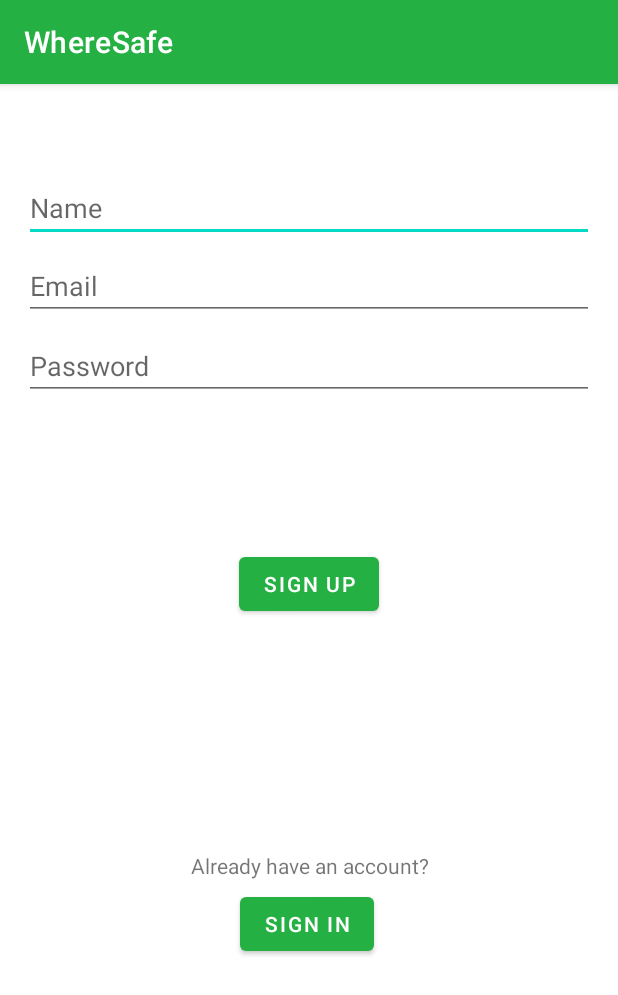
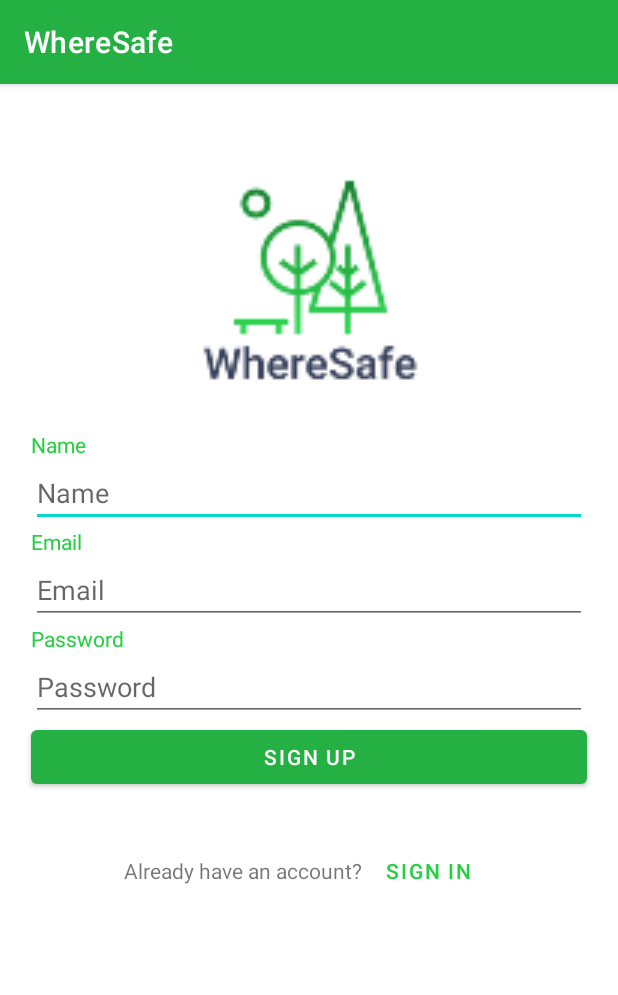
Before and after one commit to Suraj-09/WhereSafe, an Android app: the SignUpActivity screen opened directly, with no data from a screen before it, on a phone screen of 412 x 824 dp. Shown: the top 995 px of the screen. Run offline under Robolectric (Android 15) with nearby library versions, the phone set to English and light mode, and no system bars; our stand-ins replace Firebase (no records; nobody signed in at launch, a user with empty details on screens opened directly).

Commit message:
updated sign up layout

```diff
--- a/app/src/main/java/com/project/wheresafe/controllers/SignUpActivity.java
+++ b/app/src/main/java/com/project/wheresafe/controllers/SignUpActivity.java
@@ -9,7 +9,6 @@ import android.util.Log;
 import android.view.View;
 import android.widget.Button;
 import android.widget.EditText;
-import android.widget.Toast;
 
 import com.google.android.gms.tasks.OnCompleteListener;
 import com.google.android.gms.tasks.Task;
@@ -35,12 +34,12 @@ public class SignUpActivity extends AppCompatActivity {
 
         mAuth = FirebaseAuth.getInstance();
 
-        email = findViewById(R.id.email_sign_up);
-        password = findViewById(R.id.password_sign_up);
-        name = findViewById(R.id.name_sign_up);
+        email = findViewById(R.id.edtEmailSignUp);
+        password = findViewById(R.id.edtPasswordSignUp);
+        name = findViewById(R.id.edtNameSignUp);
 
-        btnSignUp = findViewById(R.id.sign_up_button);
-        btnGoToSignIn = findViewById(R.id.go_to_sign_in);
+        btnSignUp = findViewById(R.id.btnSignUp);
+        btnGoToSignIn = findViewById(R.id.btnGoSignIn);
         btnSignUp.setOnClickListener(new View.OnClickListener() {
             @Override
             public void onClick(View v) {
--- a/app/src/main/res/layout/activity_sign_in.xml
+++ b/app/src/main/res/layout/activity_sign_in.xml
@@ -5,10 +5,6 @@
     android:id="@+id/container"
     android:layout_width="match_parent"
     android:layout_height="match_parent"
-    android:paddingLeft="@dimen/activity_horizontal_margin"
-    android:paddingTop="@dimen/activity_vertical_margin"
-    android:paddingRight="@dimen/activity_horizontal_margin"
-    android:paddingBottom="@dimen/activity_vertical_margin"
     tools:context=".controllers.SignInActivity">
 
     <androidx.constraintlayout.widget.Guideline
@@ -31,7 +27,6 @@
         android:layout_height="wrap_content"
         android:orientation="horizontal"
         app:layout_constraintGuide_percent="0.05" />
-
 
     <ImageView
         android:id="@+id/imgLogo"
@@ -76,7 +71,6 @@
         app:layout_constraintRight_toRightOf="@id/guideline_vert_right"
         app:layout_constraintTop_toBottomOf="@id/txtEmail" />
 
-
     <TextView
         android:id="@+id/txtPassword"
         android:layout_width="wrap_content"
@@ -101,19 +95,18 @@
         app:layout_constraintRight_toRightOf="@id/guideline_vert_right"
         app:layout_constraintTop_toBottomOf="@id/txtPassword" />
 
-
     <Button
         android:id="@+id/btnSignIn"
         android:layout_width="0dp"
         android:layout_height="wrap_content"
         android:text="Sign In"
-        app:layout_constraintBottom_toTopOf="@+id/guideline_60"
+        app:layout_constraintBottom_toTopOf="@+id/guideline_75"
         app:layout_constraintLeft_toLeftOf="@id/guideline_vert_left"
         app:layout_constraintRight_toRightOf="@id/guideline_vert_right"
         app:layout_constraintTop_toBottomOf="@id/txtPassword" />
 
     <androidx.constraintlayout.widget.Guideline
-        android:id="@+id/guideline_60"
+        android:id="@+id/guideline_75"
         android:layout_width="wrap_content"
         android:layout_height="wrap_content"
         android:orientation="horizontal"
@@ -125,7 +118,6 @@
         android:layout_height="wrap_content"
         android:orientation="horizontal"
         app:layout_constraintGuide_percent="0.9" />
-
 
     <Button
         android:id="@+id/btnForgotPassword"
@@ -149,19 +141,4 @@
         app:layout_constraintRight_toRightOf="@id/guideline_vert_right"
         app:layout_constraintTop_toBottomOf="@id/guideline_90" />
 
-
-    <ProgressBar
-        android:id="@+id/loading"
-        android:layout_width="wrap_content"
-        android:layout_height="wrap_content"
-        android:layout_gravity="center"
-        android:layout_marginStart="16dp"
-        android:layout_marginTop="16dp"
-        android:visibility="gone"
-        app:layout_constraintStart_toStartOf="parent"
-        app:layout_constraintTop_toTopOf="parent" />
-
-
-
-
 </androidx.constraintlayout.widget.ConstraintLayout>
--- a/app/src/main/res/layout/activity_sign_up.xml
+++ b/app/src/main/res/layout/activity_sign_up.xml
@@ -6,114 +6,162 @@
     android:id="@+id/container"
     android:layout_width="match_parent"
     android:layout_height="match_parent"
-    android:paddingLeft="@dimen/activity_horizontal_margin"
-    android:paddingTop="@dimen/activity_vertical_margin"
-    android:paddingRight="@dimen/activity_horizontal_margin"
-    android:paddingBottom="@dimen/activity_vertical_margin"
     tools:context=".controllers.SignUpActivity">
 
+    <androidx.constraintlayout.widget.Guideline
+        android:id="@+id/guideline_vert_left"
+        android:layout_width="wrap_content"
+        android:layout_height="wrap_content"
+        android:orientation="vertical"
+        app:layout_constraintGuide_percent="0.05" />
+
+    <androidx.constraintlayout.widget.Guideline
+        android:id="@+id/guideline_vert_right"
+        android:layout_width="wrap_content"
+        android:layout_height="wrap_content"
+        android:orientation="vertical"
+        app:layout_constraintGuide_percent="0.95" />
+
+    <androidx.constraintlayout.widget.Guideline
+        android:id="@+id/guideline_05"
+        android:layout_width="wrap_content"
+        android:layout_height="wrap_content"
+        android:orientation="horizontal"
+        app:layout_constraintGuide_percent="0.05" />
+
+    <ImageView
+        android:id="@+id/imgLogo"
+        android:layout_width="0dp"
+        android:layout_height="0dp"
+        android:scaleType="center"
+        android:scaleX="3"
+        android:scaleY="3"
+        app:layout_constraintBottom_toTopOf="@+id/guideline_30"
+        app:layout_constraintLeft_toLeftOf="parent"
+        app:layout_constraintRight_toRightOf="parent"
+        app:layout_constraintTop_toBottomOf="@id/guideline_05"
+        app:srcCompat="@mipmap/ic_launcher_foreground" />
+
+    <androidx.constraintlayout.widget.Guideline
+        android:id="@+id/guideline_30"
+        android:layout_width="wrap_content"
+        android:layout_height="wrap_content"
+        android:orientation="horizontal"
+        app:layout_constraintGuide_percent="0.3" />
+
+    <TextView
+        android:id="@+id/txtName"
+        android:layout_width="wrap_content"
+        android:layout_height="wrap_content"
+        android:text="Name"
+        android:textColor="#25CF41"
+        app:layout_constraintBottom_toTopOf="@+id/edtNameSignUp"
+        app:layout_constraintLeft_toLeftOf="@id/guideline_vert_left"
+        app:layout_constraintTop_toBottomOf="@id/guideline_30" />
 
     <EditText
-        android:id="@+id/name_sign_up"
+        android:id="@+id/edtNameSignUp"
         android:layout_width="0dp"
         android:layout_height="wrap_content"
-        android:layout_marginTop="44dp"
         android:hint="Name"
         android:inputType="textPersonName"
         android:selectAllOnFocus="true"
-        app:layout_constraintEnd_toEndOf="parent"
-        app:layout_constraintHorizontal_bias="0.812"
-        app:layout_constraintStart_toStartOf="parent"
-        app:layout_constraintTop_toTopOf="parent" />
+        app:layout_constraintBottom_toTopOf="@+id/txtEmail"
+        app:layout_constraintLeft_toLeftOf="@id/guideline_vert_left"
+        app:layout_constraintRight_toRightOf="@id/guideline_vert_right"
+        app:layout_constraintTop_toBottomOf="@id/txtName"  />
+
+    <TextView
+        android:id="@+id/txtEmail"
+        android:layout_width="wrap_content"
+        android:layout_height="wrap_content"
+        android:text="Email"
+        android:textColor="#25CF41"
+        app:layout_constraintBottom_toTopOf="@+id/edtEmailSignUp"
+        app:layout_constraintLeft_toLeftOf="@id/guideline_vert_left"
+        app:layout_constraintTop_toBottomOf="@id/guideline_30" />
 
     <EditText
-        android:id="@+id/email_sign_up"
+        android:id="@+id/edtEmailSignUp"
         android:layout_width="0dp"
         android:layout_height="wrap_content"
-        android:layout_marginTop="96dp"
         android:autofillHints="@string/prompt_email"
         android:hint="@string/prompt_email"
         android:inputType="textEmailAddress"
         android:selectAllOnFocus="true"
-        app:layout_constraintEnd_toEndOf="parent"
-        app:layout_constraintStart_toStartOf="parent"
-        app:layout_constraintTop_toTopOf="parent" />
+        app:layout_constraintBottom_toTopOf="@+id/txtPassword"
+        app:layout_constraintLeft_toLeftOf="@id/guideline_vert_left"
+        app:layout_constraintRight_toRightOf="@id/guideline_vert_right"
+        app:layout_constraintTop_toBottomOf="@id/txtEmail" />
+
+    <TextView
+        android:id="@+id/txtPassword"
+        android:layout_width="wrap_content"
+        android:layout_height="wrap_content"
+        android:text="Password"
+        android:textColor="#25CF41"
+        app:layout_constraintBottom_toTopOf="@+id/edtPasswordSignUp"
+        app:layout_constraintLeft_toLeftOf="@id/guideline_vert_left"
+        app:layout_constraintTop_toBottomOf="@id/edtEmailSignUp" />
 
     <EditText
-        android:id="@+id/password_sign_up"
+        android:id="@+id/edtPasswordSignUp"
         android:layout_width="0dp"
         android:layout_height="wrap_content"
-        android:layout_marginTop="8dp"
         android:autofillHints="@string/prompt_password"
         android:hint="@string/prompt_password"
         android:imeActionLabel="@string/action_sign_in_short"
         android:imeOptions="actionDone"
         android:inputType="textPassword"
         android:selectAllOnFocus="true"
-        app:layout_constraintEnd_toEndOf="parent"
-        app:layout_constraintStart_toStartOf="parent"
-        app:layout_constraintTop_toBottomOf="@+id/email_sign_up" />
+        app:layout_constraintBottom_toTopOf="@+id/btnSignUp"
+        app:layout_constraintLeft_toLeftOf="@id/guideline_vert_left"
+        app:layout_constraintRight_toRightOf="@id/guideline_vert_right"
+        app:layout_constraintTop_toBottomOf="@id/txtPassword"  />
 
     <Button
-        android:id="@+id/sign_up_button"
+        android:id="@+id/btnSignUp"
+        android:layout_width="0dp"
+        android:layout_height="wrap_content"
+        android:text="Sign Up"
+        app:layout_constraintBottom_toTopOf="@+id/linearLayout"
+        app:layout_constraintLeft_toLeftOf="@id/guideline_vert_left"
+        app:layout_constraintRight_toRightOf="@id/guideline_vert_right"
+        app:layout_constraintTop_toBottomOf="@id/txtPassword"/>
+
+    <LinearLayout
+        android:id="@+id/linearLayout"
         android:layout_width="wrap_content"
         android:layout_height="wrap_content"
-        android:layout_gravity="start"
-        android:layout_marginTop="16dp"
-        android:layout_marginBottom="64dp"
-        android:text="Sign Up"
-        app:layout_constraintBottom_toBottomOf="parent"
-        app:layout_constraintEnd_toEndOf="parent"
-        app:layout_constraintStart_toStartOf="parent"
-        app:layout_constraintTop_toBottomOf="@+id/password_sign_up"
-        app:layout_constraintVertical_bias="0.2" />
+        android:orientation="horizontal"
+        app:layout_constraintBottom_toTopOf="@+id/guideline_75"
+        app:layout_constraintLeft_toLeftOf="@id/guideline_vert_left"
+        app:layout_constraintRight_toRightOf="@id/guideline_vert_right"
+        app:layout_constraintTop_toBottomOf="@id/btnSignUp" >
 
-    <ProgressBar
-        android:id="@+id/loading_s"
+        <TextView
+            android:id="@+id/txtNoAccount"
+            android:layout_width="wrap_content"
+            android:layout_height="wrap_content"
+            android:text="Already have an account?"
+            android:textAlignment="center" />
+
+        <Button
+            android:id="@+id/btnGoSignIn"
+            android:layout_width="wrap_content"
+            android:layout_height="wrap_content"
+            android:background="#0000"
+            android:textColor="#25CF41"
+            android:textSize="14sp"
+            android:text="Sign In" />
+
+    </LinearLayout>
+
+    <androidx.constraintlayout.widget.Guideline
+        android:id="@+id/guideline_75"
         android:layout_width="wrap_content"
         android:layout_height="wrap_content"
-        android:layout_gravity="center"
-        android:layout_marginTop="64dp"
-        android:layout_marginBottom="64dp"
-        android:visibility="gone"
-        app:layout_constraintBottom_toBottomOf="parent"
-        app:layout_constraintEnd_toEndOf="@+id/password_sign_up"
-        app:layout_constraintStart_toStartOf="@+id/password_sign_up"
-        app:layout_constraintTop_toTopOf="parent"
-        app:layout_constraintVertical_bias="0.3" />
-
-    <Button
-        android:id="@+id/go_to_sign_in"
-        android:layout_width="wrap_content"
-        android:layout_height="wrap_content"
-        android:layout_gravity="start"
-        android:layout_marginBottom="168dp"
-        android:text="Sign In"
-        app:layout_constraintBottom_toBottomOf="parent"
-        app:layout_constraintEnd_toEndOf="parent"
-        app:layout_constraintHorizontal_bias="0.495"
-        app:layout_constraintStart_toStartOf="parent" />
-
-    <TextView
-        android:id="@+id/txtNoAccount"
-        android:layout_width="wrap_content"
-        android:layout_height="wrap_content"
-        android:layout_marginBottom="5dp"
-        android:text="Already have an account?"
-        android:textAlignment="center"
-        app:layout_constraintBottom_toTopOf="@+id/go_to_sign_in"
-        app:layout_constraintEnd_toEndOf="parent"
-        app:layout_constraintStart_toStartOf="parent"
-        app:layout_constraintTop_toBottomOf="@+id/sign_up_button"
-        app:layout_constraintVertical_bias="1.0" />
-
-<!--    <com.google.android.gms.common.SignInButton-->
-<!--        android:id="@+id/sign_in_button"-->
-<!--        android:layout_width="wrap_content"-->
-<!--        android:layout_height="wrap_content"-->
-<!--        android:layout_marginTop="16dp"-->
-<!--        app:layout_constraintEnd_toEndOf="parent"-->
-<!--        app:layout_constraintStart_toStartOf="parent"-->
-<!--        app:layout_constraintTop_toBottomOf="@+id/sign_up_button" />-->
+        android:orientation="horizontal"
+        app:layout_constraintGuide_percent="0.75" />
 
 </androidx.constraintlayout.widget.ConstraintLayout>
```
